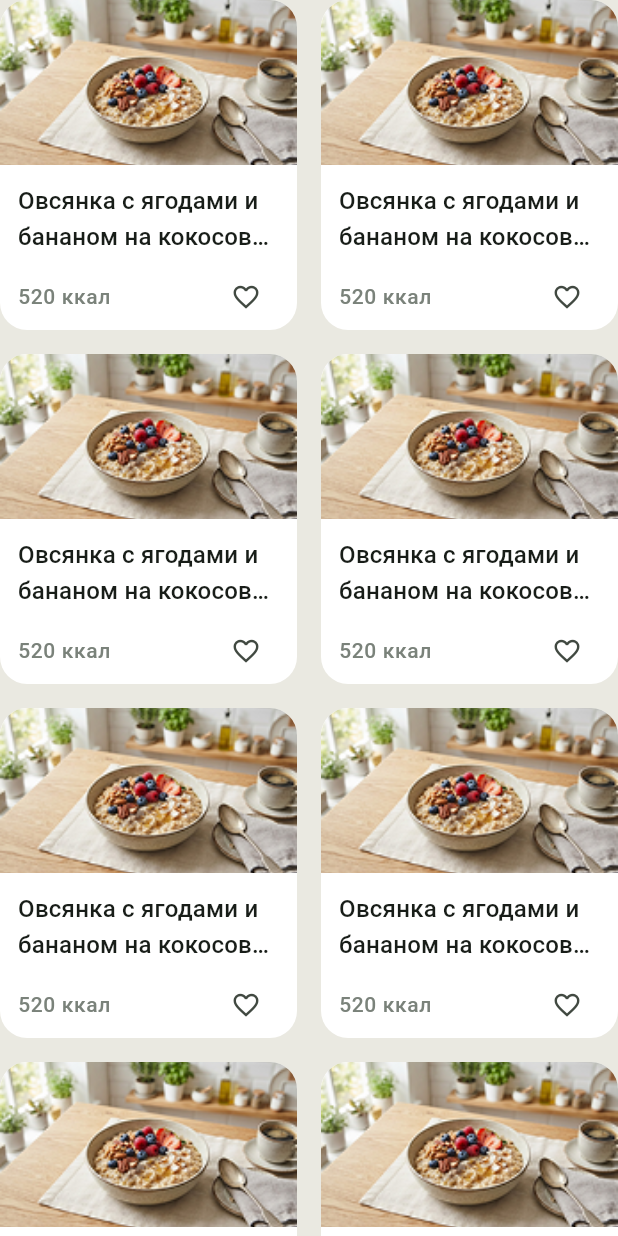
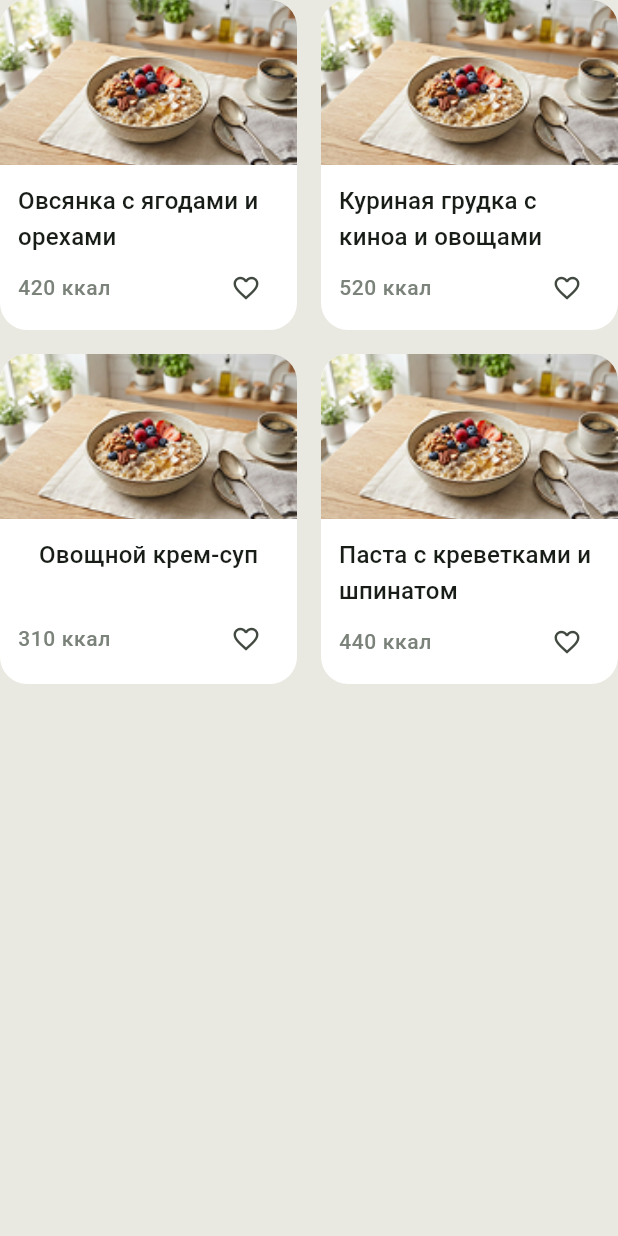
Before and after one commit to Stepheo/EduKupiFrontend, a Flutter app: the RecipesSection widget shown alone on an empty page, opened directly, on a phone screen of 412 x 824 dp. Run offline on Flutter 3.47's test engine with Material 3 defaults, Android fonts, the phone set to English and light mode, and no system bars; our stand-ins replace go_router, shared_preferences; accounts and stored records are empty.

Commit message:
Рецепты берутся из списка

```diff
--- a/lib/pages/recipes/recipes_section.dart
+++ b/lib/pages/recipes/recipes_section.dart
@@ -7,11 +7,18 @@ class RecipesSection extends StatelessWidget {
 
   @override
   Widget build(BuildContext context) {
+    // Пока рецепты заглушки, потом брать с сервера
+    final recipes = [
+      ['Овсянка с ягодами и орехами', '420'],
+      ['Куриная грудка с киноа и овощами', '520'],
+      ['Овощной крем-суп', '310'],
+      ['Паста с креветками и шпинатом', '440'],
+    ];
+
     return Expanded(
       child: GridView.builder(
         padding: EdgeInsets.only(bottom: 16),
-        // Тестовые карточки, данные пока одинаковые
-        itemCount: 10,
+        itemCount: recipes.length,
         gridDelegate: const SliverGridDelegateWithFixedCrossAxisCount(
           crossAxisCount: 2,
           mainAxisExtent: 220, // Немного увеличили высоту для вмещения иконки
@@ -51,13 +58,13 @@ class RecipesSection extends StatelessWidget {
                 // Информационная часть карточки
                 Expanded(
                   child: Padding(
-                    padding: const EdgeInsets.only(top: 12, right: 12, left: 12),
+                    padding: const EdgeInsets.only(top: 12, right: 12, left: 12, bottom: 8),
                     child: Column(
                       mainAxisAlignment: MainAxisAlignment.spaceBetween,
                       children: [
                         // Название рецепта
                         Text(
-                          "Овсянка с ягодами и бананом на кокосовом молоке",
+                          recipes[index][0],
                           style: Theme.of(context).textTheme.titleMedium,
                           maxLines: 2,
                           overflow: TextOverflow.ellipsis,
@@ -68,7 +75,7 @@ class RecipesSection extends StatelessWidget {
                           mainAxisAlignment: MainAxisAlignment.spaceBetween,
                           children: [
                             Text(
-                              "520 ккал",
+                              '${recipes[index][1]} ккал',
                               style: Theme.of(context).textTheme.bodySmall,
                             ),
                             // Уменьшили visualDensity, чтобы кнопка не распирала контейнер
```
